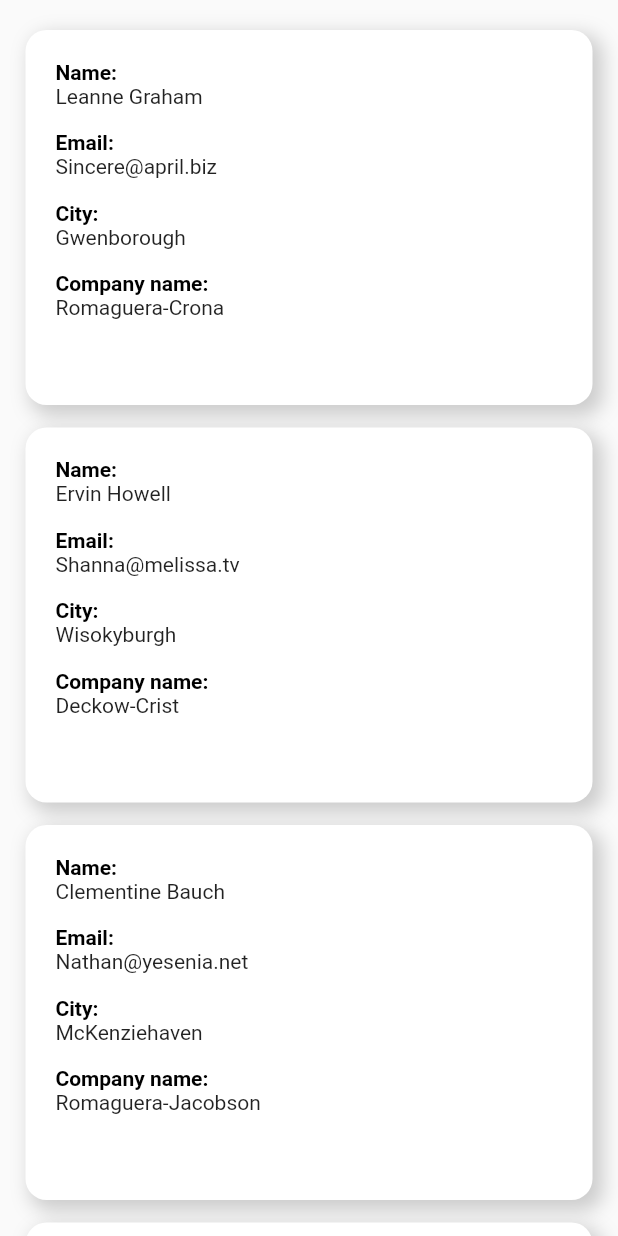
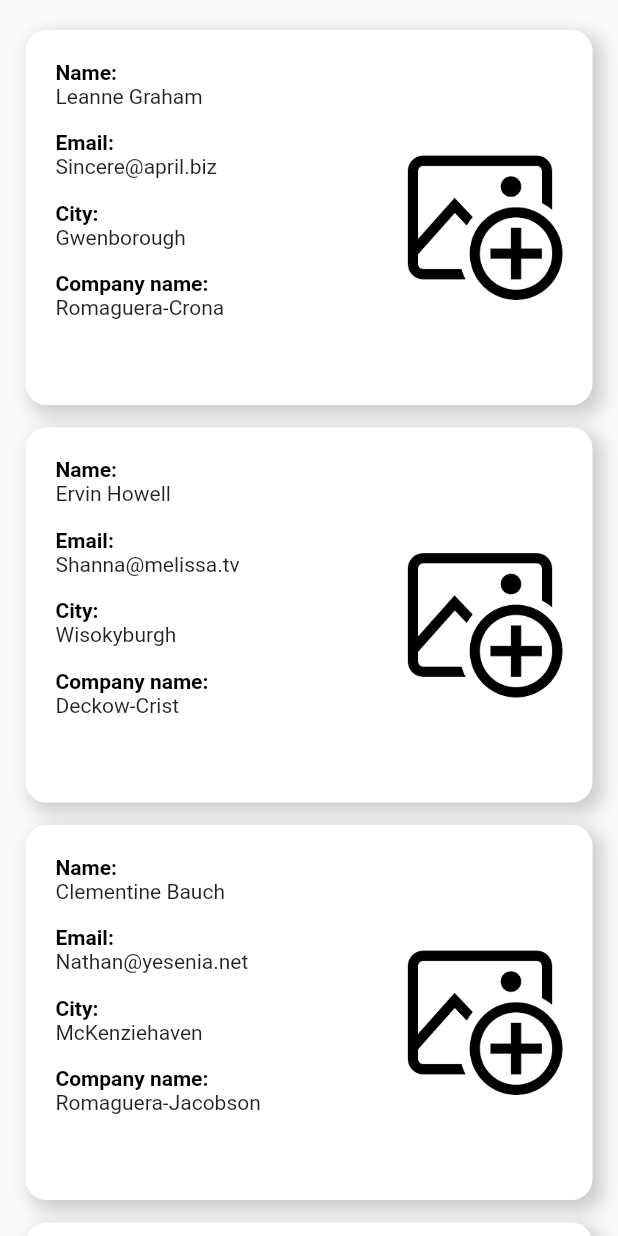
Before and after one commit to Jesus132/antpack_users, a Flutter app: the screen it shows after launch, on a phone screen of 412 x 824 dp. Run offline on Flutter 3.47's test engine with Material 2 defaults, Android fonts, the light colour scheme and no system bars; our stand-ins replace image_picker; network calls fail.

Commit message:
feat: add images

```diff
--- a/lib/core/models/item.model.dart
+++ b/lib/core/models/item.model.dart
@@ -2,6 +2,7 @@
 //
 //     final item = itemFromJson(jsonString);
 
+import 'package:image_picker/image_picker.dart';
 import 'package:meta/meta.dart';
 import 'dart:convert';
 
@@ -13,18 +14,22 @@ class Item {
   Item({
     required this.label,
     required this.text,
+    this.img,
   });
 
   String label;
   String text;
+  XFile? img;
 
   factory Item.fromJson(Map<String, dynamic> json) => Item(
         label: json["label"],
         text: json["text"],
+        img: json["img"],
       );
 
   Map<String, dynamic> toJson() => {
         "label": label,
         "text": text,
+        "img": img,
       };
 }
--- a/lib/core/widgets/card-item.dart
+++ b/lib/core/widgets/card-item.dart
@@ -1,11 +1,17 @@
 import 'package:flutter/material.dart';
 
+import 'package:antpack_users/core/widgets/image.dart';
 import 'package:antpack_users/core/models/item.model.dart';
+import 'package:image_picker/image_picker.dart';
 
 class CardItem extends StatelessWidget {
   final List<Item> users;
 
   const CardItem({Key? key, required this.users}) : super(key: key);
+
+  void setImages(XFile? img) {
+    users[0].img = img;
+  }
 
   List<Widget> columnList() {
     final List<Widget> column = [];
@@ -56,12 +62,26 @@ class CardItem extends StatelessWidget {
             ),
           ],
         ),
-      child: Column(
+        child: Row(
+          mainAxisAlignment: MainAxisAlignment.spaceBetween,
+          children: <Widget>[
+            Column(
               crossAxisAlignment: CrossAxisAlignment.start,
               children: <Widget>[
                 ...columnList(),
               ],
             ),
-    );
+            Column(
+              crossAxisAlignment: CrossAxisAlignment.start,
+              mainAxisAlignment: MainAxisAlignment.center,
+              children: <Widget>[
+                Img(
+                  setImage: setImages,
+                  img: users[0].img,
+                ),
+              ],
+            ),
+          ],
+        ));
   }
 }
--- /dev/null
+++ b/lib/core/widgets/image.dart
@@ -0,0 +1,108 @@
+import 'dart:io';
+import 'package:flutter/material.dart';
+import 'package:image_picker/image_picker.dart';
+
+class Img extends StatefulWidget {
+  final ValueChanged<XFile> setImage;
+  late XFile? img;
+
+  Img({Key? key, required this.setImage, this.img}) : super(key: key);
+
+  @override
+  State<StatefulWidget> createState() {
+    return _Img(setImage: setImage, img: img);
+  }
+}
+
+class _Img extends State<Img> {
+  final ValueChanged<XFile> setImage;
+  late XFile? img;
+  XFile? imageFile;
+
+  _Img({required this.setImage, this.img});
+
+  @override
+  void initState() {}
+
+  void onGallary() async {
+    final ImagePicker _picker = ImagePicker();
+    img = await _picker.pickImage(source: ImageSource.gallery);
+    setState(() {
+      setImage(img!);
+    });
+  }
+
+  void onCamera() async {
+    final ImagePicker _picker = ImagePicker();
+    img = await _picker.pickImage(source: ImageSource.camera);
+    setState(() {
+      setImage(img!);
+    });
+  }
+
+  void onDialogs(BuildContext context) {
+    showDialog(
+      context: context,
+      builder: (_) => AlertDialog(
+        // title: Text(''),
+        elevation: 24.0,
+        content: SingleChildScrollView(
+            child: ListBody(
+          children: [
+            ElevatedButton.icon(
+              label: const Text(''),
+              style: ElevatedButton.styleFrom(
+                backgroundColor: Colors.white,
+                foregroundColor: Colors.black,
+              ),
+              onPressed: () => onCamera(),
+              icon: const Icon(Icons.camera_alt_outlined),
+            ),
+            ElevatedButton.icon(
+              label: const Text(''),
+              style: ElevatedButton.styleFrom(
+                backgroundColor: Colors.white,
+                foregroundColor: Colors.black,
+              ),
+              onPressed: () => onGallary(),
+              icon: const Icon(Icons.file_open),
+            ),
+          ],
+        )),
+      ),
+    );
+  }
+
+  @override
+  Widget build(BuildContext context) {
+    return Column(
+      crossAxisAlignment: CrossAxisAlignment.start,
+      children: <Widget>[
+        img == null
+            ? InkWell(
+                onTap: () => onDialogs(context),
+                child: ClipRRect(
+                  borderRadius: BorderRadius.circular(20.0),
+                  child: Image.asset(
+                    'assets/images.png',
+                    width: 110.0,
+                    height: 110.0,
+                  ),
+                ),
+              )
+            : InkWell(
+                onTap: () => onDialogs(context),
+                child: ClipRRect(
+                  borderRadius: BorderRadius.circular(20.0),
+                  child: Image.file(
+                    File(img!.path),
+                    fit: BoxFit.cover,
+                    width: 180.0,
+                    height: 180.0,
+                  ),
+                ),
+              ),
+      ],
+    );
+  }
+}
--- a/pubspec.yaml
+++ b/pubspec.yaml
@@ -37,6 +37,7 @@ dependencies:
   # Use with the CupertinoIcons class for iOS style icons.
   cupertino_icons: ^1.0.2
   http: ^0.13.4
+  image_picker:
 
 dev_dependencies:
   flutter_test:
@@ -63,8 +64,7 @@ flutter:
   # To add assets to your application, add an assets section, like this:
   assets:
       - assets/Users.json
-  #   - images/a_dot_burr.jpeg
-  #   - images/a_dot_ham.jpeg
+      - assets/images.png
 
   # An image asset can refer to one or more resolution-specific "variants", see
   # https://flutter.dev/assets-and-images/#resolution-aware
```
Also changed, not shown: lib/core/services/user.service.dart (+5 -5 lines), lib/pages/user.dart (+0 -32 lines), assets/add_photo.svg (added), assets/images.png (added), pubspec.lock, 1 other file. Lines whose indentation alone changed are shown as unchanged.
